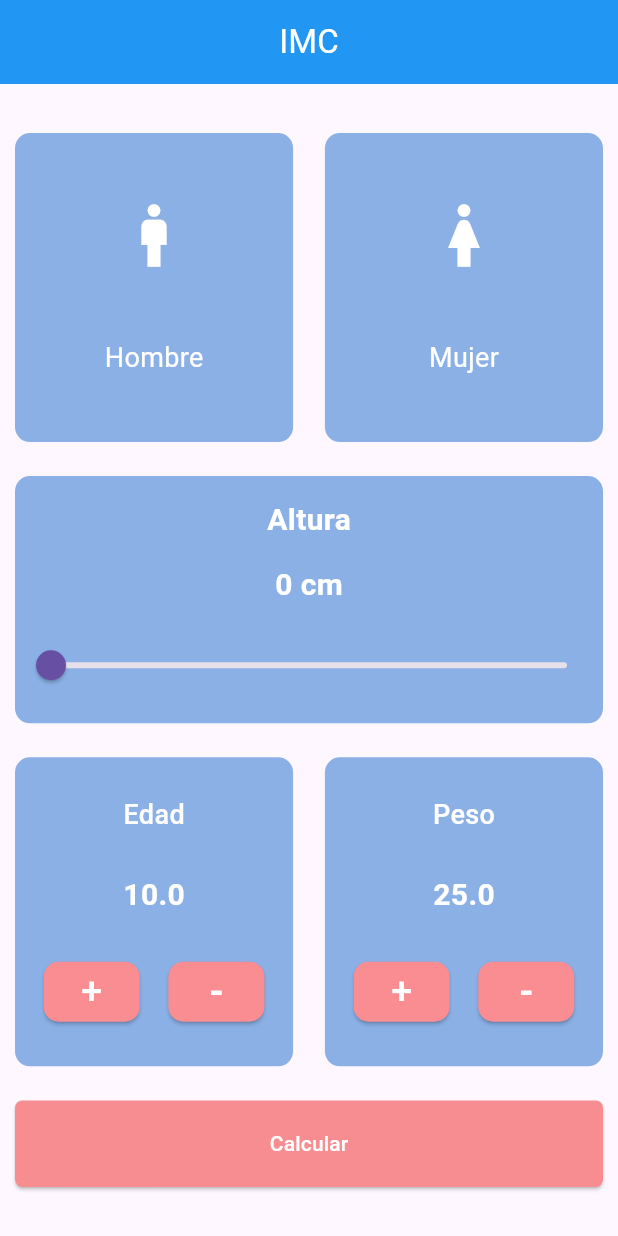
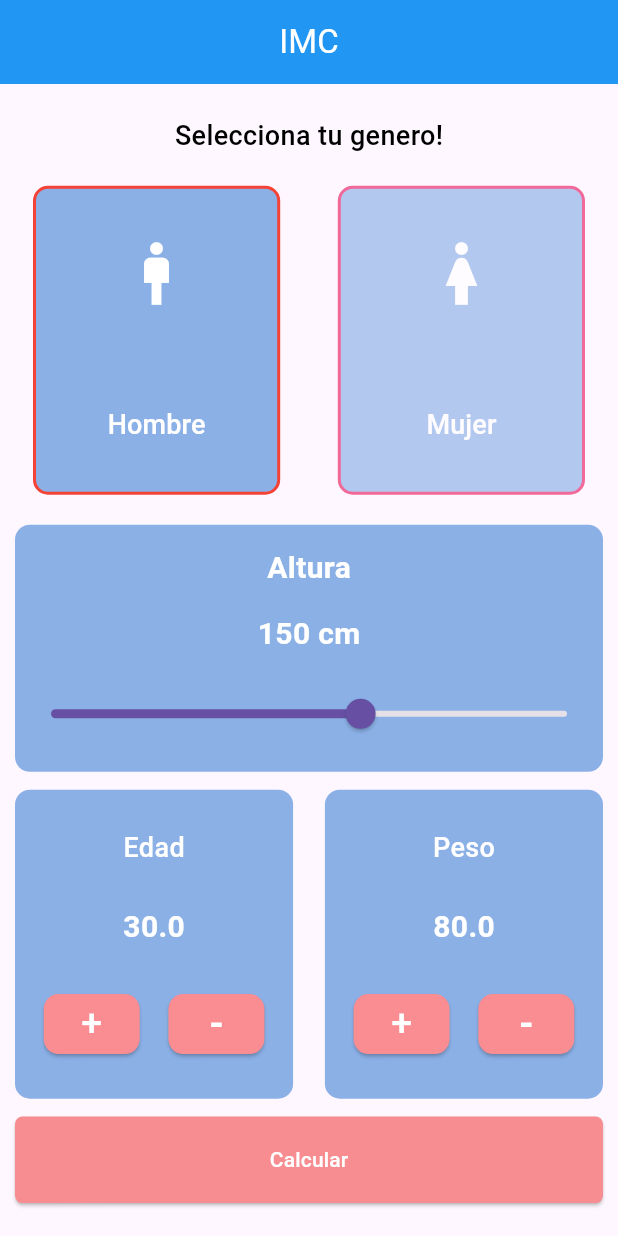
Before and after one commit to IGerardoJR/calculadora_imc, a Flutter app: the screen it shows after launch, on a phone screen of 412 x 824 dp. Run offline on Flutter 3.47's test engine with Material 3 defaults, Android fonts, the phone set to English and light mode, and no system bars; missing offline and left inert: dart_quote.

Commit message:
Aplicacion completa

```diff
--- a/lib/main.dart
+++ b/lib/main.dart
@@ -1,13 +1,30 @@
 import 'package:flutter/cupertino.dart';
 import 'package:flutter/material.dart';
 import 'package:intl/intl.dart';
+// Pages
+import './pages/resultados.dart';
 
 void main(List<String> args) {
-  runApp(MyApp());
+  runApp(MaterialApp(
+    initialRoute: '/',
+    routes: {
+      '/resultados' : (context) => ResultadosPage()
+    },
+    home: MyApp(),
+  )
+
+  );
 }
 
 class MyApp extends StatefulWidget{
   MyApp({Key? key});
+  // Getters
+  double? obtenerImc(){
+    return _MyAppState.valorImc!;
+  }
+  String? obtenerVeredicto(){
+    return _MyAppState.veredicto!;
+  }
 
   @override
   State<StatefulWidget> createState() => _MyAppState();
@@ -15,10 +32,15 @@ class MyApp extends StatefulWidget{
 
 class _MyAppState extends State<MyApp>{
   double? _deviceWidth, _deviceHeight;
-  double _valorSlider = 0;
-  double _edad = 10.0;
-  double _peso = 25.0;
+  double _valorSlider = 150.0;
+  double _edad = 30.0;
+  double _peso = 80.0;
+  String? _genero = "Hombre";
+  double? _opacidadHombre = 1.0;
+  double? _opacidadMujer = 0.65;
   NumberFormat formatoDecimal = NumberFormat("##.#");
+  static double? valorImc = 0;
+ static String? veredicto = "NA";
   // Funciones para el manejo de datos.
   // Aumentar
   void aumentarValor({required String llamadoPor}){
@@ -40,12 +62,38 @@ class _MyAppState extends State<MyApp>{
       }
     });
   }
+
+  // Calcular el imc
+
+  // Formula = peso en kg / (altura * altura en metros)
+  void calcularImc(double peso, double altura){
+    double? imc;
+    double alturaMetros = altura / 100;
+    imc = peso / (alturaMetros * alturaMetros);
+    valorImc  = double.parse(formatoDecimal.format(imc));
+    if(valorImc! < 18.5){
+      veredicto = "Inferior al peso normal";
+    }else if(valorImc! >= 18.5 && valorImc! <= 24.9){
+      veredicto = "Normal";
+    }else if(valorImc! >= 25 && valorImc! <= 29.9){
+      veredicto = "Sobrepeso";
+    }else if(valorImc! >= 30 && valorImc! <= 34.9){
+      veredicto = "Obesidad morbida clase 1";
+    }else if(valorImc! >= 35 && valorImc! <= 39.9){
+      veredicto = "Obesidad morbida clase 2";
+    }else if(valorImc! >= 40){
+      veredicto = "Obesidad morbida clase 3";
+    }
+  }
   @override
   Widget build(BuildContext context) {
     _deviceWidth = MediaQuery.of(context).size.width;
     _deviceHeight = MediaQuery.of(context).size.height;
     // TODO: implement build
     return MaterialApp(
+      theme: ThemeData.light(
+        useMaterial3: true,
+      ),
       debugShowCheckedModeBanner: false,
       home: Scaffold(
         appBar: AppBar(
@@ -58,13 +106,15 @@ class _MyAppState extends State<MyApp>{
           child: Column(
             mainAxisAlignment: MainAxisAlignment.spaceEvenly,
             children: [
+              const Text('Selecciona tu genero!', style: TextStyle(color:Colors.black, fontWeight: FontWeight.w500, fontSize: 18),),
+
               Padding(
                 padding:EdgeInsets.only(top:0),
                  child: Row(
                   mainAxisAlignment: MainAxisAlignment.spaceBetween,
                   children: [
-                  _widgetGenero("Hombre",Icons.man),
-                    _widgetGenero("Mujer",Icons.woman)
+                  _widgetGeneroHombre(),
+                    _widgetGeneroMujer()
                   ],
                 ),
               ),
@@ -89,7 +139,9 @@ class _MyAppState extends State<MyApp>{
                     ),
                   ),
                   onPressed: () => {
-                    print('Edad: $_edad + Peso: $_peso y altura de: ${formatoDecimal.format(_valorSlider)} cm')
+                    calcularImc(_peso, _valorSlider),
+                    Navigator.pushNamed(context, '/resultados')
+
                   },
                   child: const Text('Calcular', style: TextStyle(color:Colors.white),)
                 ),
@@ -101,23 +153,78 @@ class _MyAppState extends State<MyApp>{
     );
   }
 
+
+
 //   Widgets personalizos
-Widget _widgetGenero(String textoGenero, IconData icono){
-    return Container(
+Widget _widgetGeneroHombre(){
+      return Opacity(
+        opacity: _opacidadHombre!,
+        child: TextButton(
+          onPressed: () => {
+            setState(() {
+          _opacidadMujer = 0.65;
+          _opacidadHombre = 1.0;
+          _genero = "Hombre";
+            })
+          },
+
+          child: Container(
             decoration: BoxDecoration(
                 color:Color.fromRGBO(139, 176, 230, 1.0),
-        borderRadius: BorderRadius.circular(10)
+              borderRadius: BorderRadius.circular(10),
+              border:Border.all(
+                color: Colors.red,
+                width: 2
+              )
             ),
-      width: _deviceWidth! * 0.45,
+            width: _deviceWidth! * 0.40,
             height: _deviceHeight! * 0.25,
 
             child: Column(
-        mainAxisAlignment: MainAxisAlignment.spaceEvenly,
+              mainAxisAlignment: MainAxisAlignment.spaceAround,
               children: [
-          Icon(icono, color: Colors.white,size: 50,),
-          Text("$textoGenero",style: TextStyle(color:Colors.white, fontSize: 18),)
+                Icon(Icons.man_2, color: Colors.white,size: 50,),
+                Text("Hombre",style: TextStyle(color:Colors.white, fontSize: 18),)
               ],
+            ),
+              ),
+        ),
+      );
+}
 
+  Widget _widgetGeneroMujer(){
+    return Opacity(
+      opacity: _opacidadMujer!,
+      child: TextButton(
+        onPressed: () => {
+          setState(() {
+        _opacidadMujer = 1.0;
+        _opacidadHombre = 0.65;
+        _genero = "Mujer";
+          })
+
+        },
+
+        child: Container(
+          decoration: BoxDecoration(
+              color:Color.fromRGBO(139, 176, 230, 1.0),
+              borderRadius: BorderRadius.circular(10),
+              border:Border.all(
+                  color: Colors.pink,
+                  width: 2
+              )
+          ),
+          width: _deviceWidth! * 0.40,
+          height: _deviceHeight! * 0.25,
+
+          child: Column(
+            mainAxisAlignment: MainAxisAlignment.spaceAround,
+            children: [
+              Icon(Icons.woman, color: Colors.white,size: 50,),
+              Text("Mujer",style: TextStyle(color:Colors.white, fontSize: 18),)
+            ],
+          ),
+        ),
       ),
     );
   }
@@ -147,7 +254,6 @@ Widget _widgetSlider(){
                   onChanged: (_) => {
                     setState(() {
                       _valorSlider = _;
-
                     })
                   })
             ],
@@ -220,6 +326,5 @@ Widget _widgetDatos({required String edadPeso}){
       ),
 
     );
-
 }
 }
--- a/pubspec.yaml
+++ b/pubspec.yaml
@@ -31,6 +31,7 @@ dependencies:
   flutter:
     sdk: flutter
   intl: ^0.19.0
+  dart_quote: ^0.0.2
 
 
   # The following adds the Cupertino Icons font to your application.
```
Also changed, not shown: lib/pages/resultados.dart (added, +64 -0 lines), pubspec.lock. Lines whose indentation alone changed are shown as unchanged.
